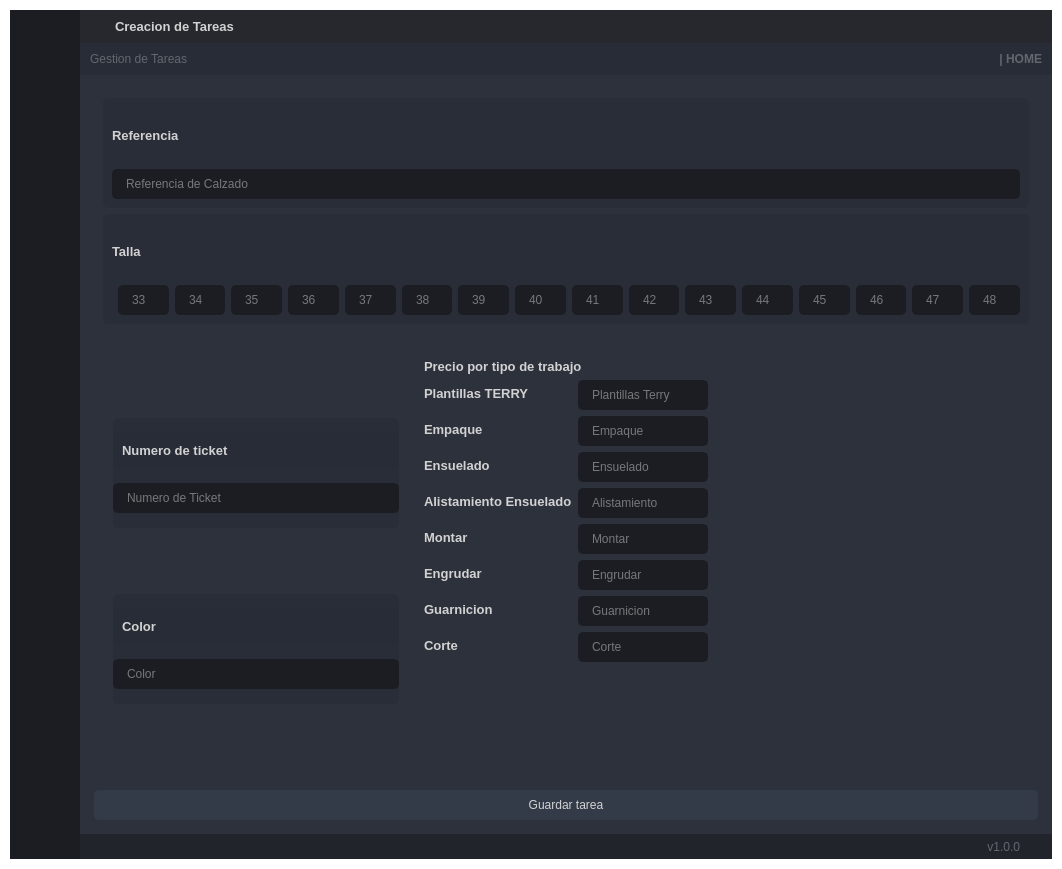
Qt form GUI_BASE.ui (Norjuelas/DriverQRLector) before a commit.
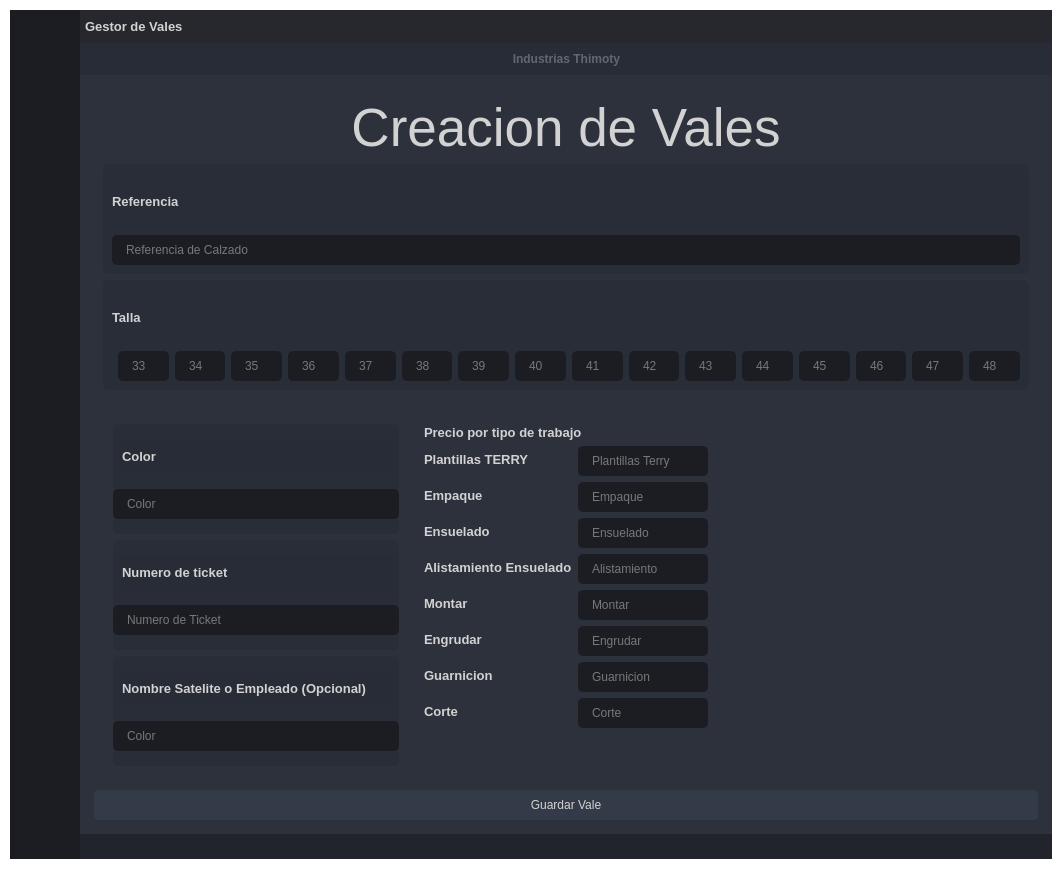
The same form after that commit. The open tabs and pages were chosen to show the change. Icons and pictures are not drawn.

Commit message: Refactor UI layout and update labels in GUI_BASE.ui; enhance PDF generation logic in generate_pdf.py

The edit to the form file:
```diff
--- a/GUI_BASE.ui
+++ b/GUI_BASE.ui
@@ -536,7 +536,7 @@
     <string notr="true">background: transparent;
 color: rgb(210, 210, 210);</string>
    </property>
-   <layout class="QHBoxLayout" name="horizontalLayout">
+   <layout class="QVBoxLayout" name="verticalLayout_8">
     <property name="spacing">
      <number>0</number>
     </property>
@@ -976,29 +976,6 @@
                    <property name="bottomMargin">
                     <number>0</number>
                    </property>
-                   <item>
-                    <widget class="QFrame" name="frame_icon_top_bar">
-                     <property name="maximumSize">
-                      <size>
-                       <width>30</width>
-                       <height>30</height>
-                      </size>
-                     </property>
-                     <property name="styleSheet">
-                      <string notr="true">background: transparent;
-background-image: url(:/16x16/icons/16x16/cil-terminal.png);
-background-position: center;
-background-repeat: no-repeat;
-</string>
-                     </property>
-                     <property name="frameShape">
-                      <enum>QFrame::StyledPanel</enum>
-                     </property>
-                     <property name="frameShadow">
-                      <enum>QFrame::Raised</enum>
-                     </property>
-                    </widget>
-                   </item>
                    <item>
                     <widget class="QLabel" name="label_title_bar_top">
                      <property name="font">
@@ -1014,7 +991,7 @@
 </string>
                      </property>
                      <property name="text">
-                      <string>Creacion de Tareas</string>
+                      <string>Gestor de Vales</string>
                      </property>
                     </widget>
                    </item>
@@ -1096,28 +1073,7 @@
                 <property name="bottomMargin">
                  <number>0</number>
                 </property>
-                <item>
-                 <widget class="QLabel" name="label_top_info_1">
-                  <property name="maximumSize">
-                   <size>
-                    <width>16777215</width>
-                    <height>15</height>
-                   </size>
-                  </property>
-                  <property name="font">
-                   <font>
-                    <family>Segoe UI</family>
-                   </font>
-                  </property>
-                  <property name="styleSheet">
-                   <string notr="true">color: rgb(98, 103, 111); </string>
-                  </property>
-                  <property name="text">
-                   <string>Gestion de Tareas</string>
-                  </property>
-                 </widget>
-                </item>
-                <item>
+                <item alignment="Qt::AlignHCenter">
                  <widget class="QLabel" name="label_top_info_2">
                   <property name="minimumSize">
                    <size>
@@ -1142,7 +1098,7 @@
                    <string notr="true">color: rgb(98, 103, 111);</string>
                   </property>
                   <property name="text">
-                   <string>| HOME</string>
+                   <string>Industrias Thimoty</string>
                   </property>
                   <property name="alignment">
                    <set>Qt::AlignRight|Qt::AlignTrailing|Qt::AlignVCenter</set>
@@ -1337,10 +1293,7 @@
                <property name="frameShadow">
                 <enum>QFrame::Raised</enum>
                </property>
-               <layout class="QVBoxLayout" name="verticalLayout_9">
-                <property name="spacing">
-                 <number>0</number>
-                </property>
+               <layout class="QGridLayout" name="gridLayout_4">
                 <property name="leftMargin">
                  <number>5</number>
                 </property>
@@ -1353,23 +1306,20 @@
                 <property name="bottomMargin">
                  <number>5</number>
                 </property>
-                <item>
+                <item row="0" column="0">
                  <widget class="QStackedWidget" name="stackedWidget">
                   <property name="styleSheet">
                    <string notr="true">background: transparent;</string>
                   </property>
                   <property name="currentIndex">
-                   <number>2</number>
+                   <number>0</number>
                   </property>
                   <widget class="QWidget" name="page_home">
                    <layout class="QVBoxLayout" name="verticalLayout_10">
                     <item>
                      <layout class="QGridLayout" name="gridLayout_2">
-                      <item row="1" column="1">
-                       <widget class="QComboBox" name="EmpleadosBox"/>
-                      </item>
                       <item row="0" column="0" colspan="2">
-                       <widget class="QLabel" name="label_6">
+                       <widget class="QLabel" name="label_Lecturadecodigodebarras">
                         <property name="font">
                          <font>
                           <family>Segoe UI</family>
@@ -1380,13 +1330,23 @@
                          <string notr="true"/>
                         </property>
                         <property name="text">
-                         <string>Lectura de codigos de Barras</string>
+                         <string>Lectura de Tickets</string>
                         </property>
                         <property name="alignment">
                          <set>Qt::AlignCenter</set>
                         </property>
                        </widget>
                       </item>
+                      <item row="1" column="1">
+                       <widget class="QComboBox" name="EmpleadosBox"/>
+                      </item>
+                      <item row="2" column="0">
+                       <widget class="QLabel" name="label_3">
+                        <property name="text">
+                         <string>&lt;html&gt;&lt;head/&gt;&lt;body&gt;&lt;p align=&quot;center&quot;&gt;&lt;span style=&quot; font-size:12pt; font-weight:600;&quot;&gt;Ingresar Codigo&lt;/span&gt;&lt;/p&gt;&lt;/body&gt;&lt;/html&gt;</string>
+                        </property>
+                       </widget>
+                      </item>
                       <item row="1" column="0">
                        <widget class="QLabel" name="label_2">
                         <property name="minimumSize">
@@ -1406,20 +1366,36 @@
                         </property>
                        </widget>
                       </item>
-                      <item row="2" column="0">
-                       <widget class="QLabel" name="label_3">
-                        <property name="text">
-                         <string>&lt;html&gt;&lt;head/&gt;&lt;body&gt;&lt;p align=&quot;center&quot;&gt;&lt;span style=&quot; font-size:12pt; font-weight:600;&quot;&gt;Ingresar Codigo&lt;/span&gt;&lt;/p&gt;&lt;/body&gt;&lt;/html&gt;</string>
-                        </property>
-                       </widget>
-                      </item>
                       <item row="2" column="1">
                        <widget class="QLineEdit" name="codeReaderInput"/>
                       </item>
                      </layout>
                     </item>
                     <item>
-                     <widget class="QWidget" name="WidgetTabla" native="true"/>
+                     <widget class="QWidget" name="WidgetTabla" native="true">
+                      <layout class="QHBoxLayout" name="horizontalLayout">
+                       <item>
+                        <widget class="QWidget" name="TicketsEntrada" native="true">
+                         <property name="maximumSize">
+                          <size>
+                           <width>491</width>
+                           <height>311</height>
+                          </size>
+                         </property>
+                        </widget>
+                       </item>
+                       <item>
+                        <widget class="QWidget" name="TicketsSalida" native="true">
+                         <property name="maximumSize">
+                          <size>
+                           <width>491</width>
+                           <height>311</height>
+                          </size>
+                         </property>
+                        </widget>
+                       </item>
+                      </layout>
+                     </widget>
                     </item>
                     <item>
                      <widget class="QPushButton" name="btnRegisterVale">
@@ -1451,7 +1427,7 @@
 }</string>
                       </property>
                       <property name="text">
-                       <string>Limpiar Vista Previa</string>
+                       <string>Limpiar Vista</string>
                       </property>
                       <property name="icon">
                        <iconset resource="files.qrc">
@@ -1538,6 +1514,41 @@
                     </item>
                    </layout>
                   </widget>
+                  <widget class="QWidget" name="Consolidado">
+                   <layout class="QVBoxLayout" name="verticalLayout_9">
+                    <item>
+                     <widget class="QWidget" name="widget" native="true">
+                      <layout class="QVBoxLayout" name="verticalLayout_12">
+                       <item>
+                        <widget class="QLabel" name="label_Lecturadecodigodebarras_2">
+                         <property name="font">
+                          <font>
+                           <family>Segoe UI</family>
+                           <pointsize>40</pointsize>
+                          </font>
+                         </property>
+                         <property name="styleSheet">
+                          <string notr="true"/>
+                         </property>
+                         <property name="text">
+                          <string>Consolidado de pagos</string>
+                         </property>
+                         <property name="alignment">
+                          <set>Qt::AlignCenter</set>
+                         </property>
+                        </widget>
+                       </item>
+                       <item>
+                        <widget class="QWidget" name="widget_3" native="true"/>
+                       </item>
+                      </layout>
+                     </widget>
+                    </item>
+                    <item>
+                     <widget class="QWidget" name="widget_2" native="true"/>
+                    </item>
+                   </layout>
+                  </widget>
                   <widget class="QWidget" name="create_user">
                    <property name="maximumSize">
                     <size>
@@ -2139,6 +2150,25 @@
                        <enum>QFrame::Raised</enum>
                       </property>
                       <layout class="QVBoxLayout" name="verticalLayout_6">
+                       <item>
+                        <widget class="QLabel" name="label_6">
+                         <property name="font">
+                          <font>
+                           <family>Segoe UI</family>
+                           <pointsize>40</pointsize>
+                          </font>
+                         </property>
+                         <property name="styleSheet">
+                          <string notr="true"/>
+                         </property>
+                         <property name="text">
+                          <string>Creacion de Vales</string>
+                         </property>
+                         <property name="alignment">
+                          <set>Qt::AlignCenter</set>
+                         </property>
+                        </widget>
+                       </item>
                        <item>
                         <widget class="QFrame" name="frame_div_content_4">
                          <property name="minimumSize">
@@ -2759,7 +2789,7 @@
                      </widget>
                     </item>
                     <item row="1" column="0">
-                     <widget class="QFrame" name="frame_3">
+                     <widget class="QFrame" name="frame_inferior">
                       <property name="minimumSize">
                        <size>
                         <width>0</width>
@@ -2774,7 +2804,7 @@
                       </property>
                       <layout class="QHBoxLayout" name="horizontalLayout_9">
                        <item>
-                        <widget class="QFrame" name="frame">
+                        <widget class="QFrame" name="CuadroCamposTicketColorNombreop">
                          <property name="styleSheet">
                           <string notr="true">border-radius: 5px;</string>
                          </property>
@@ -2785,6 +2815,119 @@
                           <enum>QFrame::Raised</enum>
                          </property>
                          <layout class="QVBoxLayout" name="verticalLayout_7">
+                          <item>
+                           <widget class="QFrame" name="frame_div_content_9">
+                            <property name="minimumSize">
+                             <size>
+                              <width>0</width>
+                              <height>110</height>
+                             </size>
+                            </property>
+                            <property name="maximumSize">
+                             <size>
+                              <width>441</width>
+                              <height>110</height>
+                             </size>
+                            </property>
+                            <property name="styleSheet">
+                             <string notr="true">background-color: rgb(41, 45, 56);
+border-radius: 5px;
+</string>
+                            </property>
+                            <property name="frameShape">
+                             <enum>QFrame::NoFrame</enum>
+                            </property>
+                            <property name="frameShadow">
+                             <enum>QFrame::Raised</enum>
+                            </property>
+                            <layout class="QVBoxLayout" name="verticalLayout_43">
+                             <property name="spacing">
+                              <number>0</number>
+                             </property>
+                             <property name="leftMargin">
+                              <number>0</number>
+                             </property>
+                             <property name="topMargin">
+                              <number>0</number>
+                             </property>
+                             <property name="rightMargin">
+                              <number>0</number>
+                             </property>
+                             <property name="bottomMargin">
+                              <number>0</number>
+                             </property>
+                             <item>
+                              <widget class="QFrame" name="frame_title_wid_9">
+                               <property name="maximumSize">
+                                <size>
+                                 <width>16777215</width>
+                                 <height>35</height>
+                                </size>
+                               </property>
+                               <property name="styleSheet">
+                                <string notr="true">background-color: rgb(39, 44, 54);</string>
+                               </property>
+                               <property name="frameShape">
+                                <enum>QFrame::StyledPanel</enum>
+                               </property>
+                               <property name="frameShadow">
+                                <enum>QFrame::Raised</enum>
+                               </property>
+                               <layout class="QVBoxLayout" name="verticalLayout_48">
+                                <item>
+                                 <widget class="QLabel" name="labelBoxBlenderInstalation_22">
+                                  <property name="font">
+                                   <font>
+                                    <family>Segoe UI</family>
+                                    <pointsize>10</pointsize>
+                                    <weight>75</weight>
+                                    <bold>true</bold>
+                                   </font>
+                                  </property>
+                                  <property name="styleSheet">
+                                   <string notr="true"/>
+                                  </property>
+                                  <property name="text">
+                                   <string>Color</string>
+                                  </property>
+                                 </widget>
+                                </item>
+                               </layout>
+                              </widget>
+                             </item>
+                             <item>
+                              <widget class="QLineEdit" name="CampoColor">
+                               <property name="minimumSize">
+                                <size>
+                                 <width>0</width>
+                                 <height>30</height>
+                                </size>
+                               </property>
+                               <property name="styleSheet">
+                                <string notr="true">QLineEdit {
+	background-color: rgb(27, 29, 35);
+	border-radius: 5px;
+	border: 2px solid rgb(27, 29, 35);
+	padding-left: 10px;
+}
+QLineEdit:hover {
+	border: 2px solid rgb(64, 71, 88);
+}
+QLineEdit:focus {
+	border: 2px solid rgb(91, 101, 124);
+}</string>
+                               </property>
+                               <property name="text">
+                                <string/>
+                               </property>
+                               <property name="placeholderText">
+                                <string>Color</string>
+                               </property>
+                              </widget>
+                             </item>
+                            </layout>
+                           </widget>
+                          </item>
                           <item>
                            <widget class="QFrame" name="frame_div_content_8">
                             <property name="minimumSize">
@@ -2971,7 +3114,7 @@
                                    <string notr="true"/>
                                   </property>
                                   <property name="text">
-                                   <string>Color</string>
+                                   <string>Nombre Satelite o Empleado (Opcional)</string>
                                   </property>
                                  </widget>
                                 </item>
@@ -2979,7 +3122,7 @@
                               </widget>
                              </item>
                              <item>
-                              <widget class="QLineEdit" name="CampoColor">
+                              <widget class="QLineEdit" name="CampoNombreResponsable">
                                <property name="minimumSize">
                                 <size>
                                  <width>0</width>
@@ -3024,8 +3167,8 @@
                            <rect>
                             <x>0</x>
                             <y>0</y>
-                            <width>303</width>
-                            <height>423</height>
+                            <width>288</width>
+                            <height>383</height>
                            </rect>
                           </property>
                           <layout class="QFormLayout" name="formLayout">
@@ -3488,7 +3631,7 @@
 }</string>
                       </property>
                       <property name="text">
-                       <string>Guardar tarea</string>
+                       <string>Guardar Vale</string>
                       </property>
                       <property name="icon">
                        <iconset resource="files.qrc">
@@ -3581,30 +3724,6 @@
                      </property>
                     </widget>
                    </item>
-                   <item>
-                    <widget class="QLabel" name="label_version">
-                     <property name="maximumSize">
-                      <size>
-                       <width>100</width>
-                       <height>16777215</height>
-                      </size>
-                     </property>
-                     <property name="font">
-                      <font>
-                       <family>Segoe UI</family>
-                      </font>
-                     </property>
-                     <property name="styleSheet">
-                      <string notr="true">color: rgb(98, 103, 111);</string>
-                     </property>
-                     <property name="text">
-                      <string>v1.0.0</string>
-                     </property>
-                     <property name="alignment">
-                      <set>Qt::AlignRight|Qt::AlignTrailing|Qt::AlignVCenter</set>
-                     </property>
-                    </widget>
-                   </item>
                   </layout>
                  </widget>
                 </item>
```
The commit also changes 3 other files.
